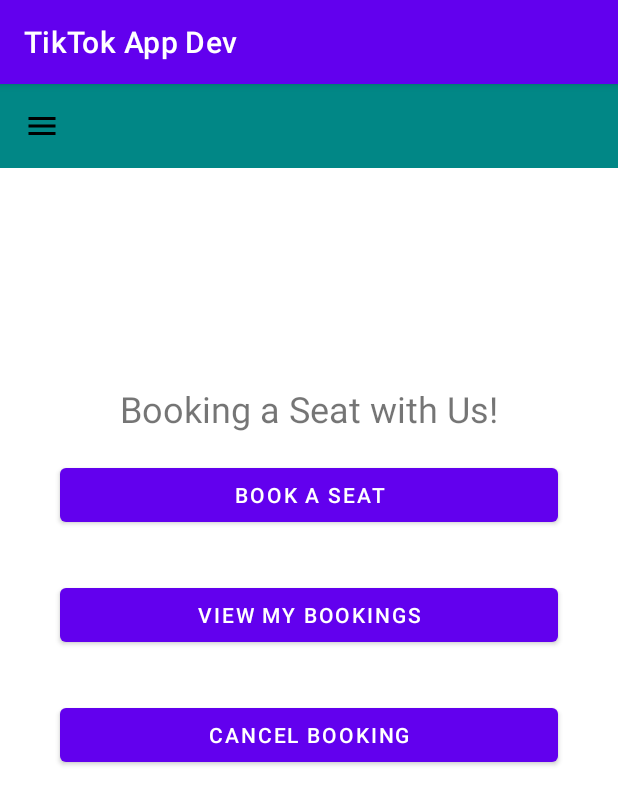
After one commit to OskyJr/TikTokYouthCamp2022, an Android app: the AppointmentActivity screen opened directly, with no data from a screen before it, on a phone screen of 412 x 824 dp. The commit adds this screen. Shown: the top 805 px of the screen. Run offline under Robolectric (Android 15) with nearby library versions, the phone set to English and light mode, and no system bars.

Commit message:
UI small push
added the pages for some parts of the appointment and contact us page

```diff
--- /dev/null
+++ b/AppDev/app/src/main/java/com/example/tiktokappdev/Activity/AppointmentActivity.java
@@ -0,0 +1,30 @@
+package com.example.tiktokappdev.Activity;
+
+import androidx.appcompat.app.AppCompatActivity;
+
+import android.content.Intent;
+import android.os.Bundle;
+import android.view.View;
+import android.widget.Button;
+
+import com.example.tiktokappdev.R;
+
+public class AppointmentActivity extends AppCompatActivity {
+
+    private Button btn_bookaseat;
+
+    @Override
+    protected void onCreate(Bundle savedInstanceState) {
+        super.onCreate(savedInstanceState);
+        setContentView(R.layout.activity_appointments);
+
+        // function for booking a seat
+        btn_bookaseat = findViewById(R.id.btn_bookaseat);
+        btn_bookaseat.setOnClickListener(new View.OnClickListener() {
+            public void onClick(View v) {
+                // Do something in response to button click
+                startActivity(new Intent(getApplicationContext(), NewBookingsActivity1.class));
+            }
+        });
+    }
+}
--- /dev/null
+++ b/AppDev/app/src/main/res/layout/activity_appointments.xml
@@ -0,0 +1,58 @@
+<?xml version="1.0" encoding="utf-8"?>
+<RelativeLayout xmlns:android="http://schemas.android.com/apk/res/android"
+    xmlns:app="http://schemas.android.com/apk/res-auto"
+    xmlns:tools="http://schemas.android.com/tools"
+    android:layout_width="match_parent"
+    android:layout_height="match_parent"
+    tools:context=".Activity.AppointmentActivity">
+
+
+    <androidx.appcompat.widget.Toolbar
+        android:id="@+id/toolbar"
+        android:layout_width="match_parent"
+        android:layout_height="wrap_content"
+        android:background="@color/teal_700"
+        android:minHeight="?attr/actionBarSize"
+        android:theme="?attr/actionBarTheme"
+        app:navigationIcon="@drawable/ic_menu" />
+
+    <TextView
+        android:id="@+id/textView2"
+        android:layout_width="match_parent"
+        android:layout_height="wrap_content"
+        android:layout_marginLeft="40dp"
+        android:layout_marginTop="200dp"
+        android:layout_marginRight="40dp"
+        android:text="Booking a Seat with Us!"
+        android:textAlignment="center"
+        android:textSize="24sp" />
+
+    <Button
+        android:id="@+id/btn_bookaseat"
+        android:layout_width="match_parent"
+        android:layout_height="wrap_content"
+        android:layout_marginLeft="40dp"
+        android:layout_marginTop="250dp"
+        android:layout_marginRight="40dp"
+        android:text="Book a Seat" />
+
+    <Button
+        android:id="@+id/btn_viewmybookings"
+        android:layout_width="match_parent"
+        android:layout_height="wrap_content"
+        android:layout_marginLeft="40dp"
+        android:layout_marginTop="330dp"
+        android:layout_marginRight="40dp"
+        android:text="View my Bookings" />
+
+    <Button
+        android:id="@+id/btn_cancelbooking"
+        android:layout_width="match_parent"
+        android:layout_height="wrap_content"
+        android:layout_marginLeft="40dp"
+        android:layout_marginTop="410dp"
+        android:layout_marginRight="40dp"
+        android:text="Cancel Booking" />
+
+
+</RelativeLayout>
```
Also changed, not shown: AppDev/app/src/main/AndroidManifest.xml (+15 -2 lines), AppDev/app/src/main/java/com/example/tiktokappdev/Activity/ContactUsActivity.java (added, +16 -0 lines), AppDev/app/src/main/java/com/example/tiktokappdev/Activity/DashboardActivity.java (+56 -0 lines), AppDev/app/src/main/java/com/example/tiktokappdev/Activity/NewBookingsActivity1.java (added, +206 -0 lines), AppDev/app/src/main/java/com/example/tiktokappdev/DataManagers/UserDetailsDataManager.java (+42 -0 lines), AppDev/app/src/main/java/com/example/tiktokappdev/DataModels/AppointmentDataModel.java (added, +50 -0 lines), AppDev/app/src/main/res/layout/activity_contactus.xml (added, +16 -0 lines), AppDev/app/src/main/res/layout/activity_dashboardactivity.xml (+21 -1 lines), AppDev/app/src/main/res/layout/activity_newbookings1.xml (added, +200 -0 lines), AppDev/app/src/main/res/layout/mycats_contentlayout.xml (+4 -3 lines), AppDev/app/src/main/res/values/strings.xml (+20 -0 lines).
